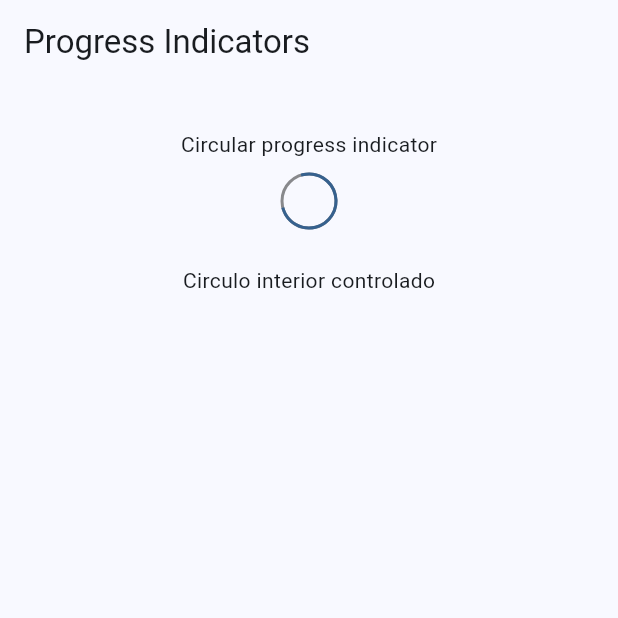
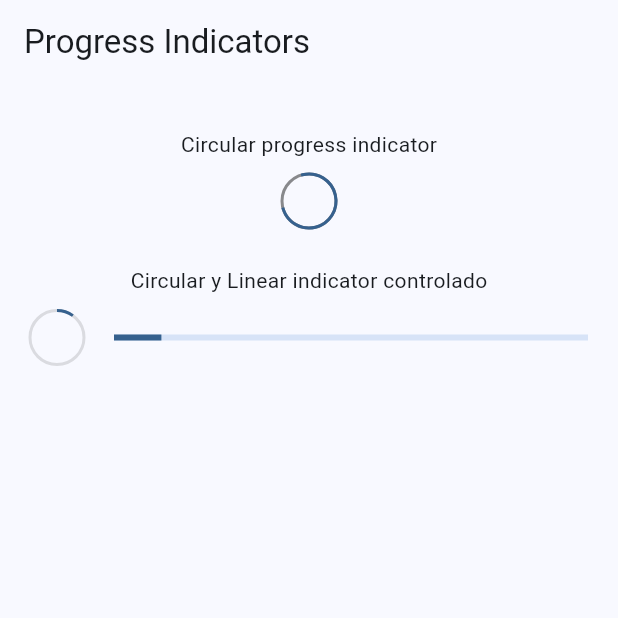
Before and after one commit to Mad-Lain/wiget_app, a Flutter app: the ProgressScreen screen opened by its route, on a phone screen of 412 x 824 dp, the top half of it. Run offline on Flutter 3.47's test engine with Material 3 defaults, Android fonts, the phone set to English and light mode, and no system bars; our stand-ins replace go_router.

Commit message:
Se termino la pantalla de progress indicator

```diff
--- a/lib/presentation/screens/progress/progress_screen.dart
+++ b/lib/presentation/screens/progress/progress_screen.dart
@@ -30,9 +30,42 @@ class _ProgressView extends StatelessWidget {
           ),
 
           SizedBox(height: 25),
-          Text('Circulo interior controlado'),
+          Text('Circular y Linear indicator controlado'),
+          SizedBox(height: 10),
+          _ControllerProgressIndicator(),
         ],
       ),
     );
   }
 }
+
+class _ControllerProgressIndicator extends StatelessWidget {
+  const _ControllerProgressIndicator();
+
+  @override
+  Widget build(BuildContext context) {
+    return StreamBuilder(
+      stream: Stream.periodic(const Duration(milliseconds: 300), (value) {
+        return (value * 2) / 100;
+      }).takeWhile((value) => value < 100),
+      builder: (context, asyncSnapshot) {
+        final progressValue = asyncSnapshot.data ?? 0;
+        return Padding(
+          padding: const EdgeInsets.symmetric(horizontal: 20),
+          child: Row(
+            mainAxisAlignment: MainAxisAlignment.center,
+            children: [
+              CircularProgressIndicator(
+                value: progressValue,
+                strokeWidth: 2,
+                backgroundColor: Colors.black12,
+              ),
+              const SizedBox(width: 20),
+              Expanded(child: LinearProgressIndicator(value: progressValue)),
+            ],
+          ),
+        );
+      },
+    );
+  }
+}
```
